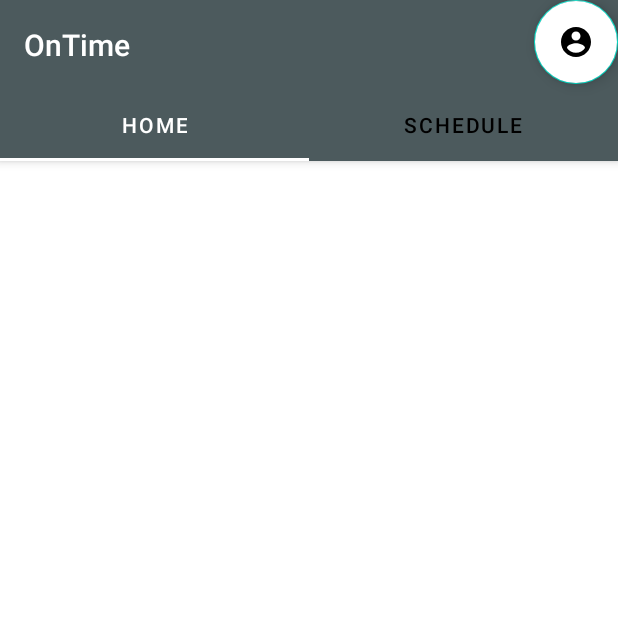
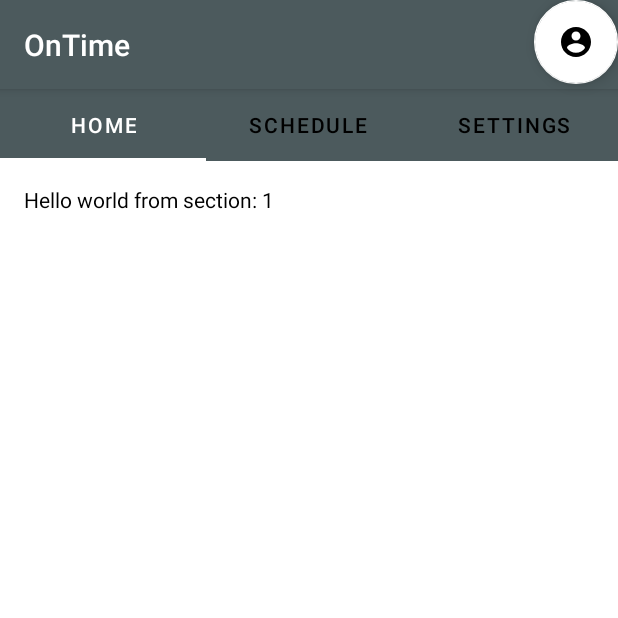
Before and after one commit to omarr321/AppDevProject, an Android app: the screen it shows after launch (MainActivity), on a phone screen of 412 x 824 dp, the top half of it. Run offline under Robolectric (Android 15) with nearby library versions, the phone set to English and light mode, and no system bars.

Commit message:
Updated menu items to include settings and also added schedule fragment into the default view for schedule items.

```diff
--- a/app/src/main/java/edu/wit/ontime/MainActivity.java
+++ b/app/src/main/java/edu/wit/ontime/MainActivity.java
@@ -34,12 +34,7 @@ public class MainActivity extends AppCompatActivity {
         tabs.setupWithViewPager(viewPager);
         FloatingActionButton fab = binding.fab;
 
-        fab.setOnClickListener(new View.OnClickListener() {
-            @Override
-            public void onClick(View view) {
-                Snackbar.make(view, "Replace with your own action", Snackbar.LENGTH_LONG)
-                        .setAction("Action", null).show();
-            }
-        });
+        fab.setOnClickListener(view -> Snackbar.make(view, "Replace with your own action", Snackbar.LENGTH_LONG)
+                .setAction("Action", null).show());
     }
 }
--- a/app/src/main/java/edu/wit/ontime/ui/main/PageViewModel.java
+++ b/app/src/main/java/edu/wit/ontime/ui/main/PageViewModel.java
@@ -9,12 +9,7 @@ import androidx.lifecycle.ViewModel;
 public class PageViewModel extends ViewModel {
 
     private MutableLiveData<Integer> mIndex = new MutableLiveData<>();
-    private LiveData<String> mText = Transformations.map(mIndex, new Function<Integer, String>() {
-        @Override
-        public String apply(Integer input) {
-            return "Hello world from section: " + input;
-        }
-    });
+    private LiveData<String> mText = Transformations.map(mIndex, input -> "Hello world from section: " + input);
 
     public void setIndex(int index) {
         mIndex.setValue(index);
--- a/app/src/main/java/edu/wit/ontime/ui/main/PlaceholderFragment.java
+++ b/app/src/main/java/edu/wit/ontime/ui/main/PlaceholderFragment.java
@@ -56,7 +56,7 @@ public class PlaceholderFragment extends Fragment {
         final TextView textView = binding.sectionLabel;
         pageViewModel.getText().observe(getViewLifecycleOwner(), s -> {
             textView.setText(s);
-            textView.setTextColor(Color.WHITE);
+            textView.setTextColor(Color.BLACK);
         });
         return root;
     }
--- /dev/null
+++ b/app/src/main/java/edu/wit/ontime/ui/main/ScheduleViewFragment.java
@@ -0,0 +1,32 @@
+package edu.wit.ontime.ui.main;
+
+import android.os.Bundle;
+import android.view.LayoutInflater;
+import android.view.View;
+import android.view.ViewGroup;
+import android.widget.TextView;
+import edu.wit.ontime.R;
+
+import androidx.fragment.app.Fragment;
+
+public class ScheduleViewFragment extends Fragment {
+    @Override
+    public View onCreateView(LayoutInflater inflater, ViewGroup container, Bundle savedInstanceState) {
+        View v = inflater.inflate(R.layout.fragment_schedule_view, container, false);
+
+        TextView tv = (TextView) v.findViewById(R.id.year);
+        tv.setText(getArguments().getString("msg"));
+        return v;
+    }
+
+    public static ScheduleViewFragment newInstance(String text) {
+
+        ScheduleViewFragment f = new ScheduleViewFragment();
+        Bundle b = new Bundle();
+        b.putString("msg", text);
+
+        f.setArguments(b);
+
+        return f;
+    }
+}
--- a/app/src/main/java/edu/wit/ontime/ui/main/SectionsPagerAdapter.java
+++ b/app/src/main/java/edu/wit/ontime/ui/main/SectionsPagerAdapter.java
@@ -17,7 +17,7 @@ import edu.wit.ontime.R;
 public class SectionsPagerAdapter extends FragmentPagerAdapter {
 
     @StringRes
-    private static final int[] TAB_TITLES = new int[]{R.string.tab_text_1, R.string.tab_text_2};
+    private static final int[] TAB_TITLES = new int[]{R.string.tab_text_1, R.string.tab_text_2, R.string.tab_text_3};
     private final Context mContext;
 
     public SectionsPagerAdapter(Context context, FragmentManager fm) {
@@ -27,9 +27,12 @@ public class SectionsPagerAdapter extends FragmentPagerAdapter {
 
     @Override
     public Fragment getItem(int position) {
-        // getItem is called to instantiate the fragment for the given page.
-        // Return a PlaceholderFragment (defined as a static inner class below).
-        return PlaceholderFragment.newInstance(position + 1);
+        switch (position) {
+            case 1:  return ScheduleViewFragment.newInstance("test");
+            default: return PlaceholderFragment.newInstance(position + 1);
+        }
+
+
     }
 
     @Nullable
@@ -41,6 +44,6 @@ public class SectionsPagerAdapter extends FragmentPagerAdapter {
     @Override
     public int getCount() {
         // Show 2 total pages.
-        return 2;
+        return 3;
     }
 }
--- a/app/src/main/res/layout/activity_login.xml
+++ b/app/src/main/res/layout/activity_login.xml
@@ -22,6 +22,7 @@
 
     <Button
         android:id="@+id/button"
+        style="@style/Widget.AppCompat.Button.Borderless"
         android:layout_width="167dp"
         android:layout_height="63dp"
         android:text="Sign In"
@@ -29,7 +30,7 @@
         app:layout_constraintEnd_toEndOf="parent"
         app:layout_constraintStart_toStartOf="parent"
         app:layout_constraintTop_toBottomOf="@+id/imageView"
-        app:layout_constraintVertical_bias="0.377" />
+        app:layout_constraintVertical_bias="0.3" />
 
     <TextView
         android:id="@+id/textView"
--- a/app/src/main/res/layout/activity_main.xml
+++ b/app/src/main/res/layout/activity_main.xml
@@ -22,6 +22,15 @@
             android:text="@string/app_name"
             android:textAppearance="@style/TextAppearance.Widget.AppCompat.Toolbar.Title" />
 
+    </com.google.android.material.appbar.AppBarLayout>
+
+    <androidx.viewpager.widget.ViewPager
+        android:id="@+id/view_pager"
+        android:layout_width="match_parent"
+        android:layout_height="wrap_content"
+        app:layout_behavior="@string/appbar_scrolling_view_behavior">
+
+
         <com.google.android.material.tabs.TabLayout
             android:id="@+id/tabs"
             android:layout_width="match_parent"
@@ -31,15 +40,6 @@
             app:tabMode="fixed"
             app:tabSelectedTextColor="@color/white"
             app:tabTextColor="@color/black" />
-    </com.google.android.material.appbar.AppBarLayout>
-
-    <androidx.viewpager.widget.ViewPager
-        android:id="@+id/view_pager"
-        android:layout_width="match_parent"
-        android:layout_height="match_parent"
-        app:layout_behavior="@string/appbar_scrolling_view_behavior">
-
-
     </androidx.viewpager.widget.ViewPager>
 
     <com.google.android.material.floatingactionbutton.FloatingActionButton
@@ -48,5 +48,6 @@
         android:layout_height="wrap_content"
         android:layout_gravity="top|right"
         android:backgroundTint="#FFFFFF"
+        app:backgroundTint="#FFFFFF"
         app:srcCompat="@drawable/ic_baseline_account_circle_24" />
 </androidx.coordinatorlayout.widget.CoordinatorLayout>
```
Also changed, not shown: app/src/main/java/edu/wit/ontime/ui/main/PayStubFragment.java (added, +32 -0 lines), app/src/main/res/drawable/square_fab.xml (added, +7 -0 lines), app/src/main/res/layout/fragment_pay_stub.xml (renamed from app/src/main/res/layout/pay_stub.xml, +2 -24 lines), app/src/main/res/layout/fragment_schedule_view.xml (renamed from app/src/main/res/layout/schedule_view.xml).
